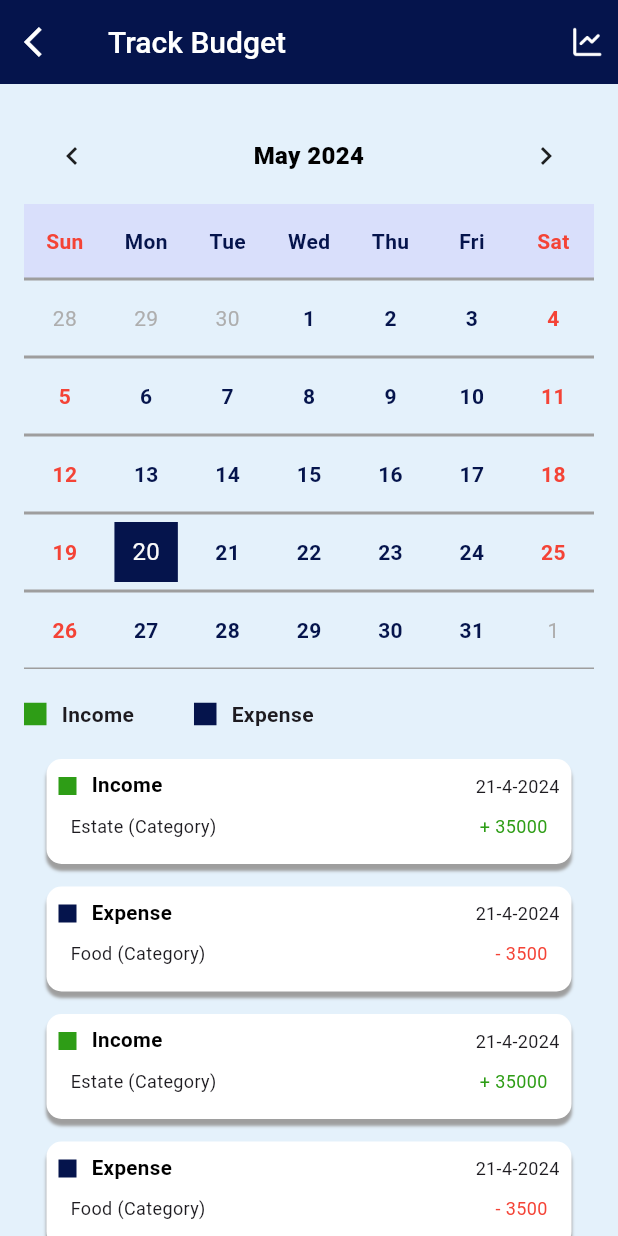
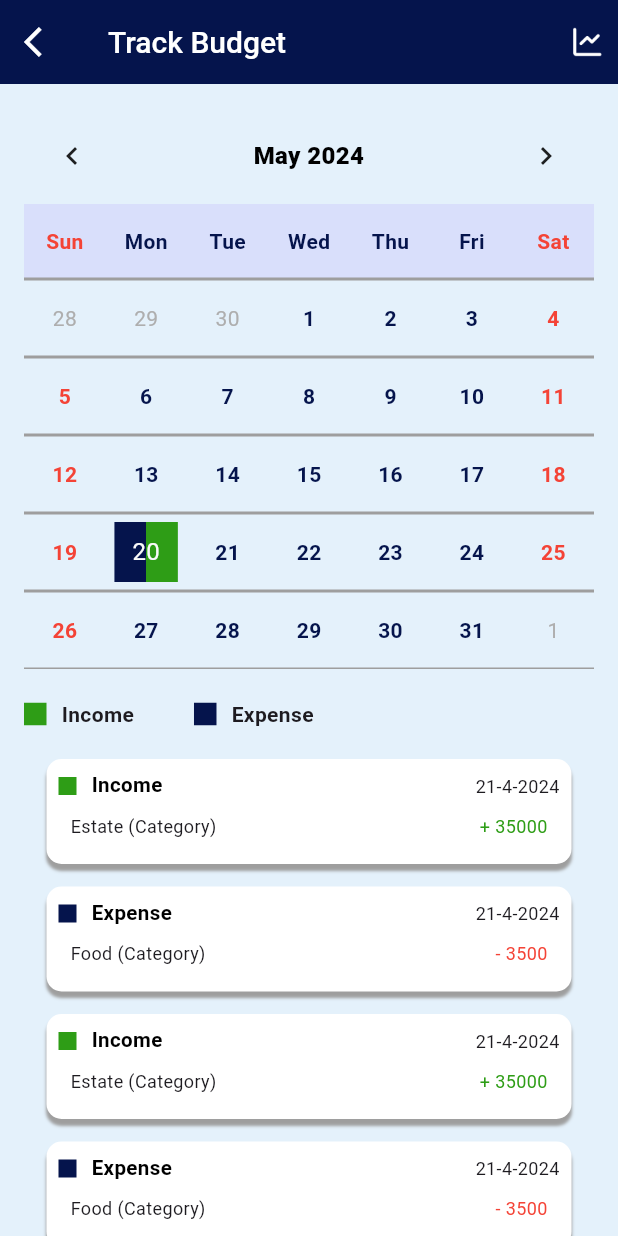
Before and after one commit to AthiraaAthi/project_way, a Flutter app: the TrackBudgetScreen screen opened directly, on a phone screen of 412 x 824 dp. Run offline on Flutter 3.47's test engine with Material 3 defaults, Android fonts, the phone set to English and light mode, and no system bars; drawn by our look-alikes of table_calendar; our stand-ins replace carousel_slider, pinput.

Commit message:
created graph screen

```diff
--- a/lib/view/home_screen/home_screen.dart
+++ b/lib/view/home_screen/home_screen.dart
@@ -2,7 +2,7 @@ import 'package:carousel_slider/carousel_slider.dart';
 import 'package:flutter/material.dart';
 import 'package:project_way/utils/color_constant/color_constant.dart';
 import 'package:project_way/utils/image_constant/image_constant.dart';
-import 'package:project_way/view/budget_graph/budget_goal_screen.dart';
+import 'package:project_way/view/budget_goal/budget_goal_screen.dart';
 import 'package:project_way/view/category_screen/category_screen.dart';
 import 'package:project_way/view/chat_screen/chat_screen.dart';
 import 'package:project_way/view/coming_soon_screen/comingsoon_screen.dart';
--- a/lib/view/track_budget_screen/track_budget_screen.dart
+++ b/lib/view/track_budget_screen/track_budget_screen.dart
@@ -1,6 +1,7 @@
 import 'package:flutter/material.dart';
 import 'package:project_way/utils/color_constant/color_constant.dart';
 import 'package:project_way/utils/image_constant/image_constant.dart';
+import 'package:project_way/view/track_budget_screen/budget_graph.dart';
 import 'package:project_way/view/track_budget_screen/track_budget_widget.dart';
 import 'package:table_calendar/table_calendar.dart';
 
@@ -39,7 +40,13 @@ class _TrackBudgetScreenState extends State<TrackBudgetScreen> {
           Padding(
             padding: const EdgeInsets.all(8.0),
             child: InkWell(
-              onTap: () {},
+              onTap: () {
+                Navigator.push(
+                    context,
+                    MaterialPageRoute(
+                      builder: (context) => BudgetGraphScreen(),
+                    ));
+              },
               child: Container(
                   height: 25,
                   width: 25,
@@ -105,12 +112,21 @@ class _TrackBudgetScreenState extends State<TrackBudgetScreen> {
                           BorderSide(color: Colors.grey, width: 2)),
 
                   todayDecoration: BoxDecoration(
-                    color: ColorConstant.defIndigo,
+                    gradient: LinearGradient(
+                      colors: [
+                        ColorConstant.defIndigo,
+                        ColorConstant.defGreen,
+                      ],
+                      begin: Alignment.centerLeft,
+                      end: Alignment.centerRight,
+                      stops: [0.5, 0.5],
+                    ),
+                    //color: ColorConstant.defIndigo,
                     shape: BoxShape.rectangle,
                   ),
                   selectedDecoration: BoxDecoration(
                     color: ColorConstant.defGreen,
-                    shape: BoxShape.circle,
+                    shape: BoxShape.rectangle,
                   ),
                 ),
                 headerStyle: HeaderStyle(
```
Also changed, not shown: lib/view/track_budget_screen/budget_graph.dart (added, +29 -0 lines), lib/view/budget_goal/budget_goal_screen.dart (renamed from lib/view/budget_graph/budget_goal_screen.dart).
